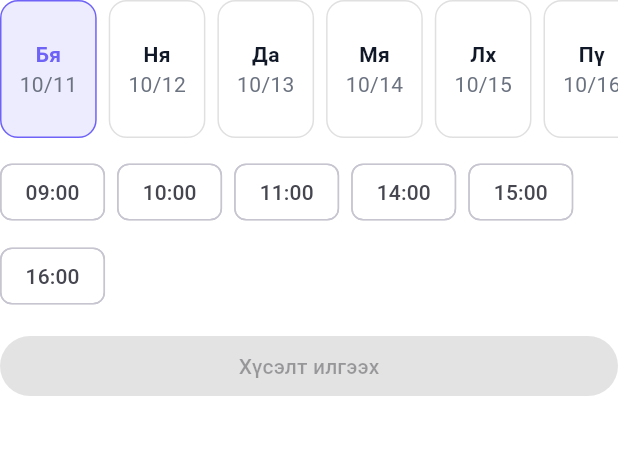
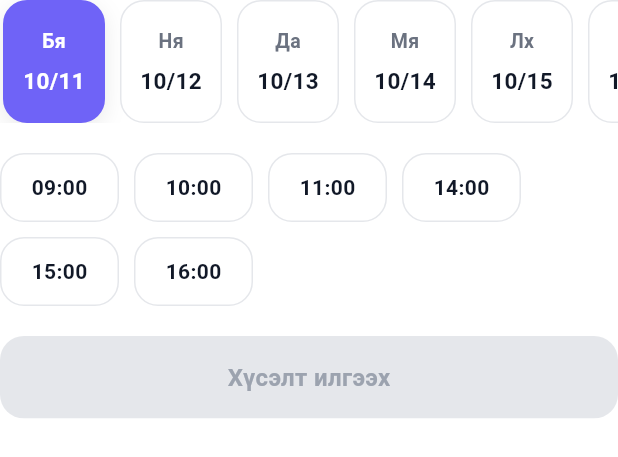
Before and after one commit to Munguu0623/moli_app, a Flutter app: the CalendarSlotPicker widget shown alone on an empty page, opened directly, on a phone screen of 412 x 824 dp. Shown: the top 457 px of the screen. Run offline on Flutter 3.47's test engine with Material 3 defaults, Android fonts, the light colour scheme and no system bars; our stand-ins replace cached_network_image, connectivity_plus, flutter_riverpod; network calls fail.

Commit message:
style: fixed style calendar

```diff
--- a/lib/shared/design/molecules/calendar_slot_picker.dart
+++ b/lib/shared/design/molecules/calendar_slot_picker.dart
@@ -2,15 +2,17 @@ import 'package:flutter/material.dart';
 import '../design_system.dart';
 
 class CalendarSlotPicker extends StatefulWidget {
-  final DateTime initial; // default: today
-  final List<TimeOfDay> slots; // ж: [16:00, 17:00, 18:00]
+  final DateTime initial;
+  final List<TimeOfDay> slots;
   final void Function(DateTime date, TimeOfDay slot) onSelect;
+  final String submitButtonText;
 
   const CalendarSlotPicker({
     super.key,
     required this.initial,
     required this.slots,
     required this.onSelect,
+    this.submitButtonText = 'Хүсэлт илгээх',
   });
 
   @override
@@ -36,36 +38,42 @@ class _CalendarSlotPickerState extends State<CalendarSlotPicker> {
     return Column(
       crossAxisAlignment: CrossAxisAlignment.start,
       children: [
-        // Date picker (мобайлд тохиромжтой хөнгөн хувилбар)
+        // Date picker
         SizedBox(
-          height: 92,
+          height: 82,
           child: ListView.separated(
             scrollDirection: Axis.horizontal,
+            padding: const EdgeInsets.symmetric(horizontal: 2),
             itemCount: 14,
-            separatorBuilder: (_, __) => const SizedBox(width: 8),
+            separatorBuilder: (_, __) => const SizedBox(width: 10),
             itemBuilder: (_, i) {
-              final d = _selectedDate.add(Duration(days: i - 0));
+              final d = widget.initial.add(Duration(days: i));
               final item = DateTime(d.year, d.month, d.day);
               final isSel = _isSameDay(item, _selectedDate);
+              final isToday = _isSameDay(item, DateTime.now());
+
               return InkWell(
                 onTap:
                     () => setState(() {
                       _selectedDate = item;
                       _selectedSlot = null;
                     }),
-                borderRadius: BorderRadius.circular(12),
-                child: Ink(
-                  padding: const EdgeInsets.all(12),
+                borderRadius: BorderRadius.circular(AppRadius.chip),
+                child: AnimatedContainer(
+                  duration: const Duration(milliseconds: 200),
+                  width: 68,
+                  padding: const EdgeInsets.symmetric(
+                    vertical: 12,
+                    horizontal: 8,
+                  ),
                   decoration: BoxDecoration(
-                    color:
-                        isSel
-                            ? AppColors.primary.withOpacity(.12)
-                            : AppColors.surface,
-                    borderRadius: BorderRadius.circular(12),
+                    color: isSel ? AppColors.primary : AppColors.surface,
+                    borderRadius: BorderRadius.circular(AppRadius.chip),
                     border: Border.all(
-                      color:
-                          isSel ? AppColors.primary : const Color(0xFFE0E0E0),
+                      color: isSel ? AppColors.primary : AppColors.border,
+                      width: isSel ? 2 : 1,
                     ),
+                    boxShadow: isSel ? AppShadows.button : null,
                   ),
                   child: Column(
                     mainAxisAlignment: MainAxisAlignment.center,
@@ -73,14 +81,24 @@ class _CalendarSlotPickerState extends State<CalendarSlotPicker> {
                       Text(
                         _wd(item),
                         style: TextStyle(
-                          fontWeight: FontWeight.w700,
+                          fontSize: 13,
+                          fontWeight: FontWeight.w600,
                           color:
-                              isSel ? AppColors.primary : AppColors.textPrimary,
+                              isSel
+                                  ? Colors.white
+                                  : isToday
+                                  ? AppColors.primary
+                                  : AppColors.textSecondary,
                         ),
                       ),
+                      const SizedBox(height: 6),
                       Text(
                         '${item.month}/${item.day}',
-                        style: const TextStyle(color: AppColors.textSecondary),
+                        style: TextStyle(
+                          fontSize: 15,
+                          fontWeight: FontWeight.w700,
+                          color: isSel ? Colors.white : AppColors.textPrimary,
+                        ),
                       ),
                     ],
                   ),
@@ -89,32 +107,84 @@ class _CalendarSlotPickerState extends State<CalendarSlotPicker> {
             },
           ),
         ),
-        const SizedBox(height: 12),
-        // Slot chips
+        const SizedBox(height: 20),
+        // Time slots
         Wrap(
-          spacing: 8,
-          runSpacing: 8,
-          children: [
-            for (final s in widget.slots)
-              ChoiceChip(
-                label: Text(_fmt(s)),
-                selected: _selectedSlot == s,
-                onSelected: (_) => setState(() => _selectedSlot = s),
-              ),
-          ],
+          spacing: 10,
+          runSpacing: 10,
+          children: [for (final s in widget.slots) _buildTimeSlot(s)],
         ),
-        const SizedBox(height: 12),
+        const SizedBox(height: 20),
+        // Submit button
         SizedBox(
           width: double.infinity,
-          child: ElevatedButton(
-            onPressed:
-                _selectedSlot == null
-                    ? null
-                    : () => widget.onSelect(_selectedDate, _selectedSlot!),
-            child: const Text('Хүсэлт илгээх'),
+          child: Material(
+            color: Colors.transparent,
+            child: InkWell(
+              onTap:
+                  _selectedSlot == null
+                      ? null
+                      : () => widget.onSelect(_selectedDate, _selectedSlot!),
+              borderRadius: BorderRadius.circular(AppRadius.button),
+              child: Ink(
+                decoration: BoxDecoration(
+                  gradient: _selectedSlot == null ? null : AppGradients.brand,
+                  color: _selectedSlot == null ? AppColors.border : null,
+                  borderRadius: BorderRadius.circular(AppRadius.button),
+                  boxShadow: _selectedSlot == null ? null : AppShadows.button,
+                ),
+                child: Container(
+                  padding: const EdgeInsets.symmetric(vertical: 16),
+                  alignment: Alignment.center,
+                  child: Text(
+                    widget.submitButtonText,
+                    style: TextStyle(
+                      fontSize: 16,
+                      fontWeight: FontWeight.w700,
+                      color:
+                          _selectedSlot == null
+                              ? AppColors.textTertiary
+                              : Colors.white,
+                    ),
+                  ),
+                ),
+              ),
+            ),
           ),
         ),
       ],
+    );
+  }
+
+  Widget _buildTimeSlot(TimeOfDay slot) {
+    final isSelected = _selectedSlot == slot;
+
+    return InkWell(
+      onTap: () => setState(() => _selectedSlot = slot),
+      borderRadius: BorderRadius.circular(AppRadius.chip),
+      child: AnimatedContainer(
+        duration: const Duration(milliseconds: 200),
+        padding: const EdgeInsets.symmetric(horizontal: 20, vertical: 12),
+        decoration: BoxDecoration(
+          color:
+              isSelected
+                  ? AppColors.primary.withOpacity(0.12)
+                  : AppColors.surface,
+          borderRadius: BorderRadius.circular(AppRadius.chip),
+          border: Border.all(
+            color: isSelected ? AppColors.primary : AppColors.border,
+            width: isSelected ? 2 : 1,
+          ),
+        ),
+        child: Text(
+          _fmt(slot),
+          style: TextStyle(
+            fontSize: 14,
+            fontWeight: FontWeight.w600,
+            color: isSelected ? AppColors.primary : AppColors.textPrimary,
+          ),
+        ),
+      ),
     );
   }
 
```
Also changed, not shown: lib/shared/design/demo_home.dart (+4 -3 lines), lib/shared/design/molecules/custom_app_bar.dart (added, +66 -0 lines).
